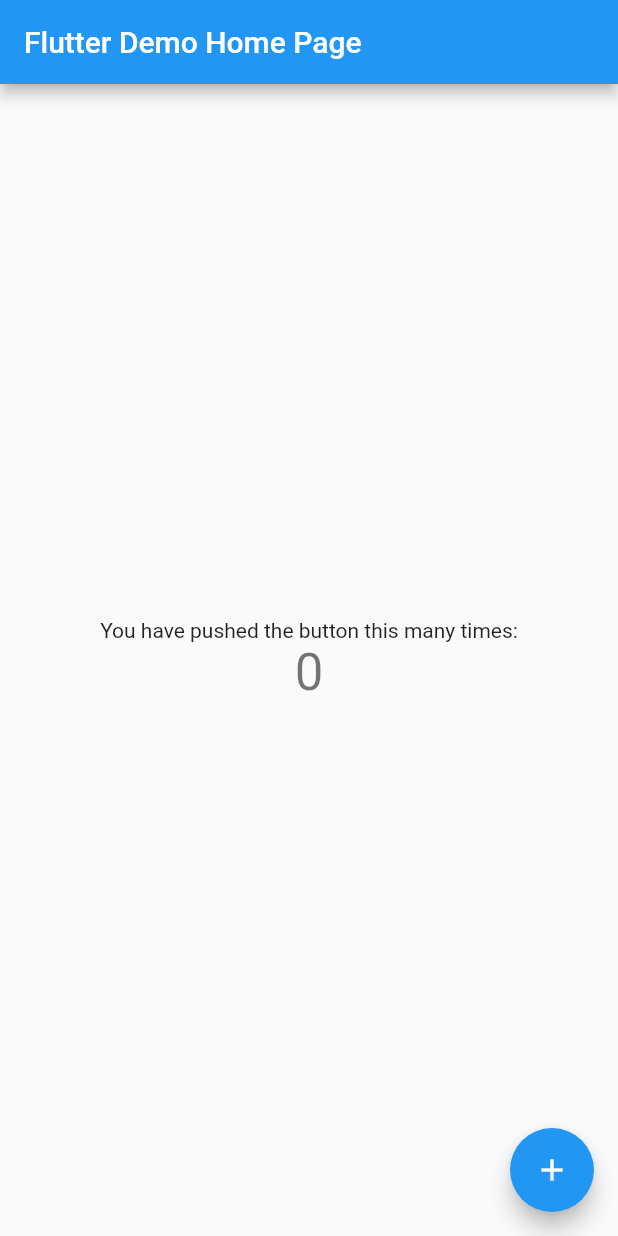
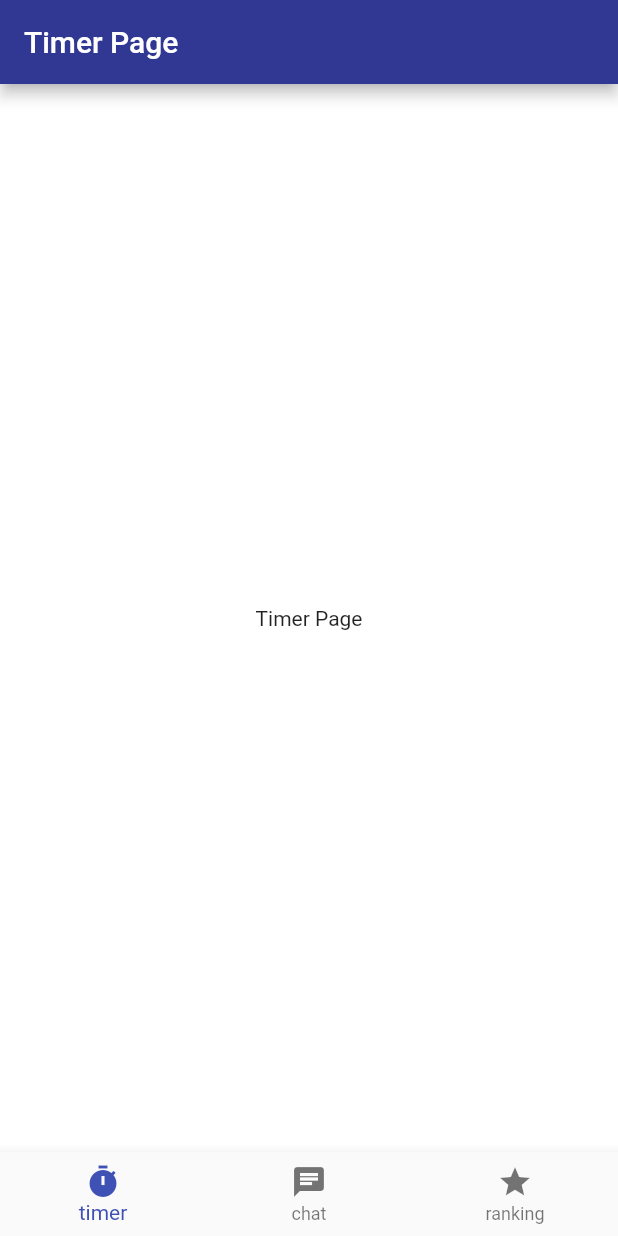
Before and after one commit to benes5/flutter_ben, a Flutter app: the screen it shows after launch, on a phone screen of 412 x 824 dp. Run offline on Flutter 3.47's test engine with Material 2 defaults, Android fonts, the phone set to English and light mode, and no system bars; our stand-ins replace flutter_hooks; Roboto replaces fonts that are missing (NotoSans).

Commit message:
bottomtabを作成

```diff
--- /dev/null
+++ b/lib/bottomtab.dart
@@ -0,0 +1,62 @@
+import 'package:flutter/material.dart';
+import 'tabitem.dart';
+import 'package:flutter_hooks/flutter_hooks.dart';
+
+final _navigatorKeys = <TabItem, GlobalKey<NavigatorState>>{
+  TabItem.timer: GlobalKey<NavigatorState>(),
+  TabItem.chat: GlobalKey<NavigatorState>(),
+  TabItem.ranking: GlobalKey<NavigatorState>(),
+};
+
+class BottomTabPage extends HookWidget {
+  const BottomTabPage({super.key});
+
+  @override
+  Widget build(BuildContext context) {
+    // ① useState で選択状態の管理
+    final currentTab = useState(TabItem.timer);
+    return Scaffold(
+      body: Stack(
+        children: TabItem.values
+            .map(
+              (tabItem) => Offstage(
+                offstage: currentTab.value != tabItem,
+                // ② 各ページの Navigator に NavigatorState を持った Key を渡す
+                child: Navigator(
+                  key: _navigatorKeys[tabItem],
+                  onGenerateRoute: (settings) {
+                    return MaterialPageRoute<Widget>(
+                      builder: (context) => tabItem.page,
+                    );
+                  },
+                ),
+              ),
+            )
+            .toList(),
+      ),
+      bottomNavigationBar: BottomNavigationBar(
+        type: BottomNavigationBarType.fixed,
+        currentIndex: TabItem.values.indexOf(currentTab.value),
+        items: TabItem.values
+            .map(
+              (tabItem) => BottomNavigationBarItem(
+                icon: Icon(tabItem.icon),
+                label: tabItem.title,
+              ),
+            )
+            .toList(),
+        onTap: (index) {
+          // ③ 選択済なら第一階層まで pop / 未選択なら currentTab に指定
+          final selectedTab = TabItem.values[index];
+          if (currentTab.value == selectedTab) {
+            _navigatorKeys[selectedTab]
+                ?.currentState
+                ?.popUntil((route) => route.isFirst);
+          } else {
+            currentTab.value = selectedTab;
+          }
+        },
+      ),
+    );
+  }
+}
--- /dev/null
+++ b/lib/chat.dart
@@ -0,0 +1,20 @@
+import 'package:flutter/material.dart';
+
+class ChatPage extends StatelessWidget {
+  const ChatPage( {Key? key}) : super(key: key);
+
+  @override
+  Widget build(BuildContext context) {
+    return Scaffold(
+      appBar: AppBar(
+      title: const Text('Chat Page'),
+      ),
+      backgroundColor: Colors.white,
+      body: const Center(
+        child: Text(
+          'Chat Page',
+        ),
+      ),
+    );
+  }
+}
--- a/lib/main.dart
+++ b/lib/main.dart
@@ -1,4 +1,15 @@
+//8月4日時点で、画面下部にタブを設定してタブを押したら画面が切り替わるように設定できた。
+//現状の課題として、wordlistタブでお気に入り選択した後、1度Newpageタブに切り替えてからwordlistタブに
+//戻ってくると選んでいた記録が消えてしまう。（そもそもリストごと再生成している）
+//観光地アプリでは、タブを切り替えても途中の結果は保存できるようにしておきたい。
+//
+//wordlist_page.dart内の「async」「await」の意味を理解したい
+//favoritelist_page.dartのbuildメソッドの中に意味不明なままコピペした箇所があるのでそこを理解したい
+//bottomtab_page.dartはサイトのコードをほぼコピペしたのであまりいじらない方がよさそう
+//（BottomNavigationBarItemの中に「label: '表示したい文字'」を書かないとx
+//デバッグしたときにエラーが出てしまうので注意）
 import 'package:flutter/material.dart';
+import 'bottomtab.dart';
 
 void main() {
   runApp(const MyApp());
@@ -7,109 +18,23 @@ void main() {
 class MyApp extends StatelessWidget {
   const MyApp({super.key});
 
-  // This widget is the root of your application.
   @override
   Widget build(BuildContext context) {
     return MaterialApp(
-      title: 'Flutter Demo',
+      debugShowCheckedModeBanner: false,//右上のDEBUGの文字を消す
+      title: '観光地アプリ',
       theme: ThemeData(
-        // This is the theme of your application.
-        //
-        // Try running your application with "flutter run". You'll see the
-        // application has a blue toolbar. Then, without quitting the app, try
-        // changing the primarySwatch below to Colors.green and then invoke
-        // "hot reload" (press "r" in the console where you ran "flutter run",
-        // or simply save your changes to "hot reload" in a Flutter IDE).
-        // Notice that the counter didn't reset back to zero; the application
-        // is not restarted.
-        primarySwatch: Colors.blue,
+        fontFamily: 'NotoSans',
+        primarySwatch: Colors.indigo,
+        visualDensity: VisualDensity.adaptivePlatformDensity,
+        appBarTheme: const AppBarTheme(
+          backgroundColor: Color.fromARGB(255, 49, 56, 147),//岡大カラー
+          foregroundColor: Colors.white,
+        ),
       ),
-      home: const MyHomePage(title: 'Flutter Demo Home Page'),
+      home: const BottomTabPage(),
+
+
     );
   }
 }
-
-class MyHomePage extends StatefulWidget {
-  const MyHomePage({super.key, required this.title});
-
-  // This widget is the home page of your application. It is stateful, meaning
-  // that it has a State object (defined below) that contains fields that affect
-  // how it looks.
-
-  // This class is the configuration for the state. It holds the values (in this
-  // case the title) provided by the parent (in this case the App widget) and
-  // used by the build method of the State. Fields in a Widget subclass are
-  // always marked "final".
-
-  final String title;
-
-  @override
-  State<MyHomePage> createState() => _MyHomePageState();
-}
-
-class _MyHomePageState extends State<MyHomePage> {
-  int _counter = 0;
-
-  void _incrementCounter() {
-    setState(() {
-      // This call to setState tells the Flutter framework that something has
-      // changed in this State, which causes it to rerun the build method below
-      // so that the display can reflect the updated values. If we changed
-      // _counter without calling setState(), then the build method would not be
-      // called again, and so nothing would appear to happen.
-      _counter++;
-    });
-  }
-
-  @override
-  Widget build(BuildContext context) {
-    // This method is rerun every time setState is called, for instance as done
-    // by the _incrementCounter method above.
-    //
-    // The Flutter framework has been optimized to make rerunning build methods
-    // fast, so that you can just rebuild anything that needs updating rather
-    // than having to individually change instances of widgets.
-    return Scaffold(
-      appBar: AppBar(
-        // Here we take the value from the MyHomePage object that was created by
-        // the App.build method, and use it to set our appbar title.
-        title: Text(widget.title),
-      ),
-      body: Center(
-        // Center is a layout widget. It takes a single child and positions it
-        // in the middle of the parent.
-        child: Column(
-          // Column is also a layout widget. It takes a list of children and
-          // arranges them vertically. By default, it sizes itself to fit its
-          // children horizontally, and tries to be as tall as its parent.
-          //
-          // Invoke "debug painting" (press "p" in the console, choose the
-          // "Toggle Debug Paint" action from the Flutter Inspector in Android
-          // Studio, or the "Toggle Debug Paint" command in Visual Studio Code)
-          // to see the wireframe for each widget.
-          //
-          // Column has various properties to control how it sizes itself and
-          // how it positions its children. Here we use mainAxisAlignment to
-          // center the children vertically; the main axis here is the vertical
-          // axis because Columns are vertical (the cross axis would be
-          // horizontal).
-          mainAxisAlignment: MainAxisAlignment.center,
-          children: <Widget>[
-            const Text(
-              'You have pushed the button this many times:',
-            ),
-            Text(
-              '$_counter',
-              style: Theme.of(context).textTheme.headline4,
-            ),
-          ],
-        ),
-      ),
-      floatingActionButton: FloatingActionButton(
-        onPressed: _incrementCounter,
-        tooltip: 'Increment',
-        child: const Icon(Icons.add),
-      ), // This trailing comma makes auto-formatting nicer for build methods.
-    );
-  }
-}
--- /dev/null
+++ b/lib/ranking.dart
@@ -0,0 +1,20 @@
+import 'package:flutter/material.dart';
+
+class RankingPage extends StatelessWidget {
+  const RankingPage( {Key? key}) : super(key: key);
+
+  @override
+  Widget build(BuildContext context) {
+    return Scaffold(
+      appBar: AppBar(
+      title: const Text('Ranking Page'),
+      ),
+      backgroundColor: Colors.white,
+      body: const Center(
+        child: Text(
+          'Ranking Page',
+        ),
+      ),
+    );
+  }
+}
--- /dev/null
+++ b/lib/tabitem.dart
@@ -0,0 +1,39 @@
+import 'package:flutter/material.dart';
+import 'package:frontend/chat.dart';
+import 'timer.dart';
+import 'ranking.dart';
+
+enum TabItem {
+  timer(
+    title: 'timer',
+    icon: Icons.timer,
+    page: TimerPage(),
+  ),
+
+  chat(
+    title: 'chat',
+    icon: Icons.chat,
+    page: ChatPage(),
+  ),
+
+  ranking(
+    title: 'ranking',
+    icon: Icons.grade,
+    page: RankingPage(),
+  );
+
+  const TabItem({
+    required this.title,
+    required this.icon,
+    required this.page,
+  });
+
+  /// タイトル
+  final String title;
+
+  /// アイコン
+  final IconData icon;
+
+  /// 画面
+  final Widget page;
+}
--- /dev/null
+++ b/lib/timer.dart
@@ -0,0 +1,21 @@
+import 'package:flutter/material.dart';
+
+
+class TimerPage extends StatelessWidget {
+  const TimerPage( {Key? key}) : super(key: key);
+
+  @override
+  Widget build(BuildContext context) {
+    return Scaffold(
+      appBar: AppBar(
+      title: const Text('Timer Page'),
+      ),
+      backgroundColor: Colors.white,
+      body: const Center(
+        child: Text(
+          'Timer Page',
+        ),
+      ),
+    );
+  }
+}
--- a/pubspec.yaml
+++ b/pubspec.yaml
@@ -20,7 +20,7 @@ publish_to: 'none' # Remove this line if you wish to publish to pub.dev
 version: 1.0.0+1
 
 environment:
-  sdk: '>=2.18.4 <3.0.0'
+  sdk: '>=2.17.6 <3.0.0'
 
 # Dependencies specify other packages that your package needs in order to work.
 # To automatically upgrade your package dependencies to the latest versions
@@ -36,6 +36,7 @@ dependencies:
   # The following adds the Cupertino Icons font to your application.
   # Use with the CupertinoIcons class for iOS style icons.
   cupertino_icons: ^1.0.2
+  flutter_hooks: ^0.18.5+1
 
 dev_dependencies:
   flutter_test:
```
Also changed, not shown: pubspec.lock.
